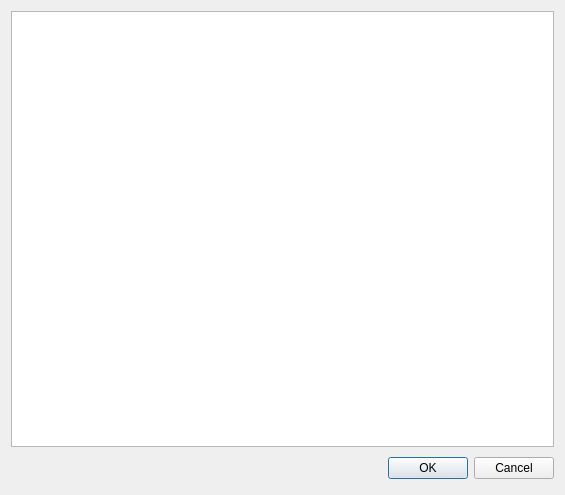
Old version of the form tbvexchanger_dialog.ui in the repository svengijsen/TBVExchanger.
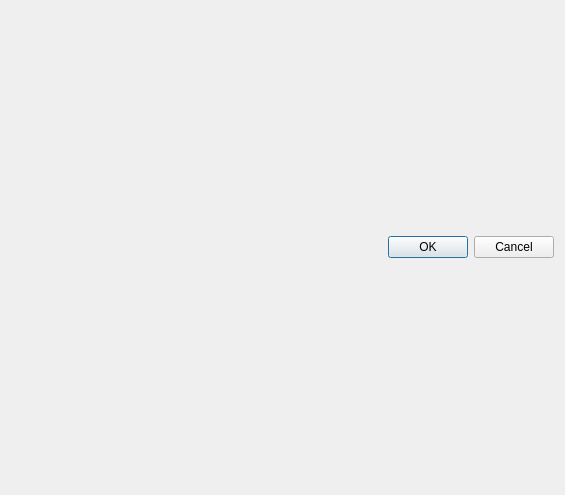
New version of the form.

Diff of the .ui file:
```diff
--- a/tbvexchanger_dialog.ui
+++ b/tbvexchanger_dialog.ui
@@ -14,7 +14,7 @@
    <string>TBVExchanger_Dialog</string>
   </property>
   <layout class="QGridLayout" name="gridLayout">
-   <item row="1" column="0">
+   <item row="0" column="0">
     <layout class="QHBoxLayout">
      <property name="spacing">
       <number>6</number>
@@ -60,22 +60,6 @@
      </item>
     </layout>
    </item>
-   <item row="0" column="0">
-    <widget class="QTextBrowser" name="textBrowser">
-     <property name="html">
-      <string notr="true">&lt;!DOCTYPE HTML PUBLIC &quot;-//W3C//DTD HTML 4.0//EN&quot; &quot;http://www.w3.org/TR/REC-html40/strict.dtd&quot;&gt;
-&lt;html&gt;&lt;head&gt;&lt;meta name=&quot;qrichtext&quot; content=&quot;1&quot; /&gt;&lt;style type=&quot;text/css&quot;&gt;
-p, li { white-space: pre-wrap; }
-&lt;/style&gt;&lt;/head&gt;&lt;body style=&quot; font-family:'MS Shell Dlg 2'; font-size:8.25pt; font-weight:400; font-style:normal;&quot;&gt;
-&lt;p style=&quot;-qt-paragraph-type:empty; margin-top:0px; margin-bottom:0px; margin-left:0px; margin-right:0px; -qt-block-indent:0; text-indent:0px; font-size:8pt;&quot;&gt;&lt;br /&gt;&lt;/p&gt;&lt;/body&gt;&lt;/html&gt;</string>
-     </property>
-     <property name="source">
-      <url>
-       <string></string>
-      </url>
-     </property>
-    </widget>
-   </item>
   </layout>
  </widget>
  <resources>
```
